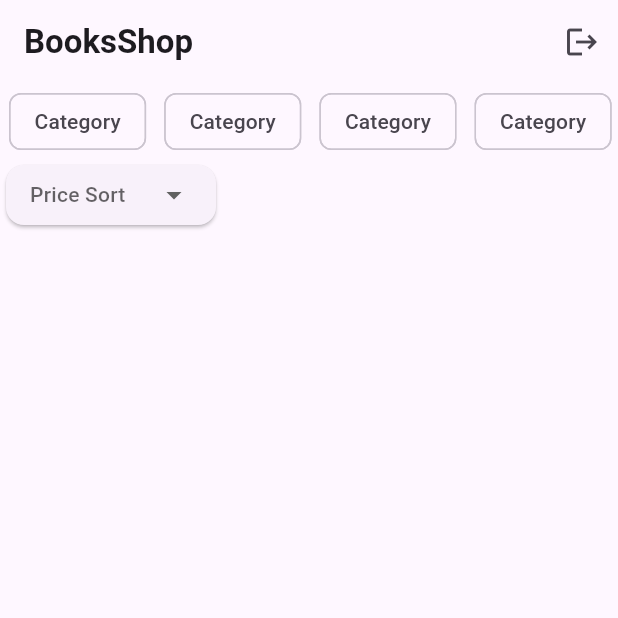
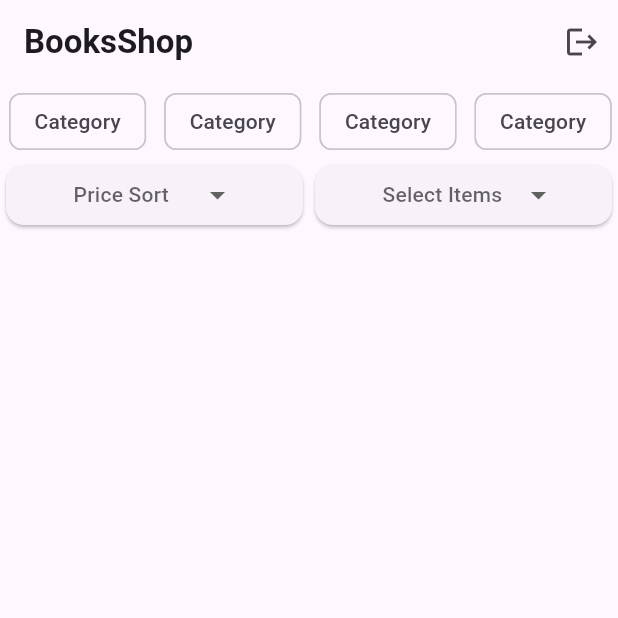
Before and after one commit to neelislam/production_app_client, a Flutter app: the screen it shows after launch, on a phone screen of 412 x 824 dp, the top half of it. Run offline on Flutter 3.47's test engine with Material 3 defaults, Android fonts, the phone set to English and light mode, and no system bars; drawn by our look-alikes of dropdown_button2.

Commit message:
3hr 17 min

```diff
--- a/lib/pages/home_page.dart
+++ b/lib/pages/home_page.dart
@@ -1,5 +1,6 @@
 import 'package:flutter/material.dart';
 import 'package:production_app_client/pages/widgets/drop_down_button.dart';
+import 'package:production_app_client/pages/widgets/multi_select_dropdown.dart';
 
 class HomePage extends StatelessWidget {
   const HomePage({super.key});
@@ -29,11 +30,14 @@ class HomePage extends StatelessWidget {
           ),
           Row(
             children: [
-              DropDownButton(
-                items: ['Price: Low to high', 'Price: Low to high'],
-                selectedItemText: 'Price Sort',
-                onSelected: (selected) {},
+              Flexible(
+                child: DropDownButton(
+                  items: ['Price: Low to high', 'Price: Low to high'],
+                  selectedItemText: 'Price Sort',
+                  onSelected: (selected) {},
+                ),
               ),
+              Flexible(child: MultiSelectDropdown())
             ],
           ),
         ],
--- a/lib/pages/widgets/multi_select_dropdown.dart
+++ b/lib/pages/widgets/multi_select_dropdown.dart
@@ -1,10 +1,101 @@
+import 'package:dropdown_button2/dropdown_button2.dart';
 import 'package:flutter/material.dart';
 
 class MultiSelectDropdown extends StatelessWidget {
-  const MultiSelectDropdown({super.key});
+
+  final List<String> items = [
+    'Item1',
+    'Item2',
+    'Item3',
+    'Item4',
+  ];
+  List<String> selectedItems = [];
+
+  MultiSelectDropdown({super.key});
 
   @override
   Widget build(BuildContext context) {
-    return Scaffold();
+    return Card(
+      child: Center(
+          child: DropdownButtonHideUnderline(
+            child: DropdownButton2<String>(
+              isExpanded: true,
+              hint: Text(
+                'Select Items',
+                style: TextStyle(
+                  fontSize: 14,
+                  color: Theme.of(context).hintColor,
+                ),
+              ),
+              items: items.map((item) {
+                return DropdownMenuItem(
+                  value: item, enabled: false,
+                  child: StatefulBuilder(
+                    builder: (context, menuSetState) {
+                      final isSelected = selectedItems.contains(item);
+                      return InkWell(
+                        onTap: () {
+                          isSelected ? selectedItems.remove(item) : selectedItems.add(item);
+                          menuSetState(() {});
+                        },
+                        child: Container(
+                          height: double.infinity,
+                          padding: const EdgeInsets.symmetric(horizontal: 16.0),
+                          child: Row(
+                            children: [
+                              if (isSelected)
+                                const Icon(Icons.check_box_outlined)
+                              else
+                                const Icon(Icons.check_box_outline_blank),
+                              const SizedBox(width: 16),
+                              Expanded(
+                                child: Text(
+                                  item,
+                                  style: const TextStyle(
+                                    fontSize: 14,
+                                  ),
+                                ),
+                              ),
+                            ],
+                          ),
+                        ),
+                      );
+                    },
+                  ),
+                );
+              }).toList(),
+              value: selectedItems.isEmpty ? null : selectedItems.last,
+              onChanged: (value) {},
+              selectedItemBuilder: (context) {
+                return items.map(
+                      (item) {
+                    return Container(
+                      alignment: AlignmentDirectional.center,
+                      child: Text(
+                        selectedItems.join(', '),
+                        style: const TextStyle(
+                          fontSize: 14,
+                          overflow: TextOverflow.ellipsis,
+                        ),
+                        maxLines: 1,
+                      ),
+                    );
+                  },
+                ).toList();
+              },
+              buttonStyleData: const ButtonStyleData(
+                padding: EdgeInsets.only(left: 16, right: 8),
+                height: 40,
+                width: 140,
+              ),
+              menuItemStyleData: const MenuItemStyleData(
+                height: 40,
+                padding: EdgeInsets.zero,
+              ),
+            ),
+          ),
+        ),
+    );
+
   }
 }
```
